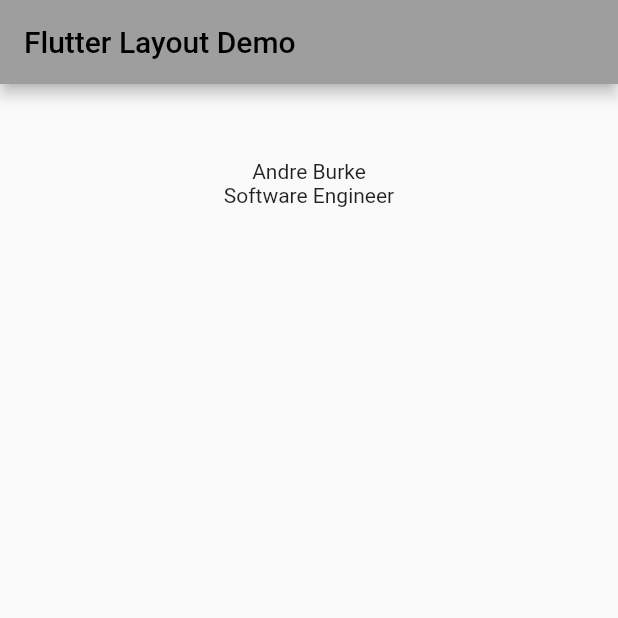
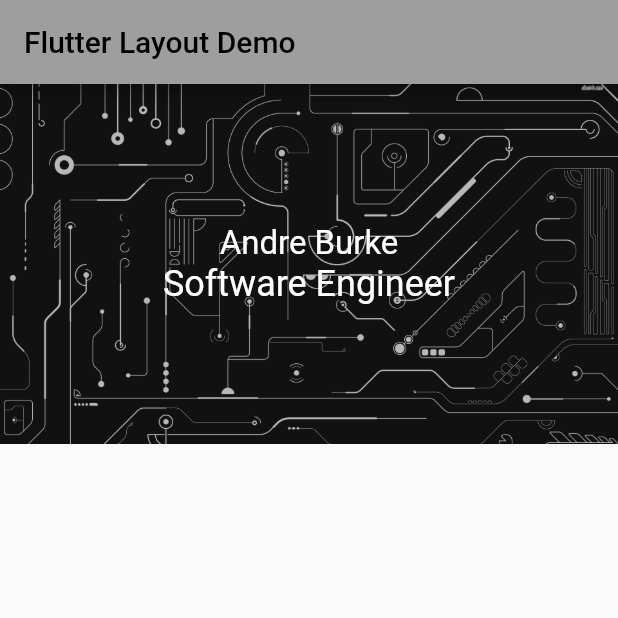
Before and after one commit to aburke15/flutter-portfolio, a Flutter app: the screen it shows after launch, on a phone screen of 412 x 824 dp, the top half of it. Run offline on Flutter 3.47's test engine with Material 2 defaults, Android fonts, the phone set to English and light mode, and no system bars.

Commit message:
added the title widget

```diff
--- a/lib/custom_title.dart
+++ b/lib/custom_title.dart
@@ -5,29 +5,50 @@ class CustomTitle extends StatelessWidget {
 
   final String _name = 'Andre Burke';
   final String _jobTitle = 'Software Engineer';
+  final Color _textColor = Colors.white;
 
   @override
   Widget build(BuildContext context) {
-    return Container(
-      padding: const EdgeInsets.all(50),
-      alignment: Alignment.center,
-      child: Row(
+    return _titleStack(_name, _jobTitle, _textColor);
+  }
+}
+
+Image _titleImage() {
+  return Image.asset(
+    'images/main_image.jpg',
+    width: 600,
+    height: 240,
+    fit: BoxFit.cover,
+  );
+}
+
+Row _titleRow(String name, String jobTitle, Color textColor) {
+  return Row(
     mainAxisAlignment: MainAxisAlignment.center,
     children: [
       Column(
+        mainAxisAlignment: MainAxisAlignment.center,
         children: [
-              Container(
-                alignment: Alignment.center,
-                child: Text(_name),
+          Center(
+            child: Text(
+              name,
+              style: TextStyle(color: textColor, fontSize: 22),
             ),
-              Container(
-                alignment: Alignment.center,
-                child: Text(_jobTitle),
+          ),
+          Center(
+            child: Text(
+              jobTitle,
+              style: TextStyle(color: textColor, fontSize: 24),
+            ),
           )
         ],
       )
     ],
-      ),
   );
 }
+
+Stack _titleStack(String name, String jobTitle, Color textColor) {
+  return Stack(
+      alignment: Alignment.center,
+      children: [_titleImage(), _titleRow(name, jobTitle, textColor)]);
 }
```
Also changed, not shown: images/main_image.jpg (added). Lines whose indentation alone changed are shown as unchanged.
